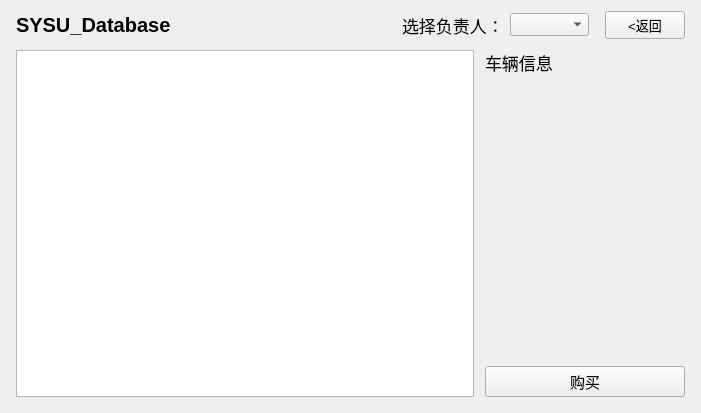
Above: qt/ui/buy.ui from dsh-weedy/SYSU-database-ex before the change. Below: the same form after it.
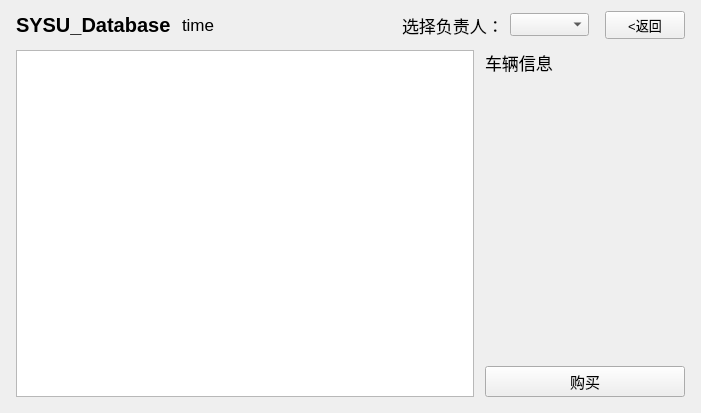
That is the form after the change.

Patch:
```diff
--- a/qt/ui/buy.ui
+++ b/qt/ui/buy.ui
@@ -48,6 +48,34 @@
          </property>
         </widget>
        </item>
+       <item>
+        <spacer name="horizontalSpacer_6">
+         <property name="orientation">
+          <enum>Qt::Horizontal</enum>
+         </property>
+         <property name="sizeType">
+          <enum>QSizePolicy::Fixed</enum>
+         </property>
+         <property name="sizeHint" stdset="0">
+          <size>
+           <width>5</width>
+           <height>20</height>
+          </size>
+         </property>
+        </spacer>
+       </item>
+       <item>
+        <widget class="QLabel" name="label_time">
+         <property name="font">
+          <font>
+           <pointsize>13</pointsize>
+          </font>
+         </property>
+         <property name="text">
+          <string>time</string>
+         </property>
+        </widget>
+       </item>
        <item>
         <layout class="QHBoxLayout" name="horizontalLayout">
          <item>
```
